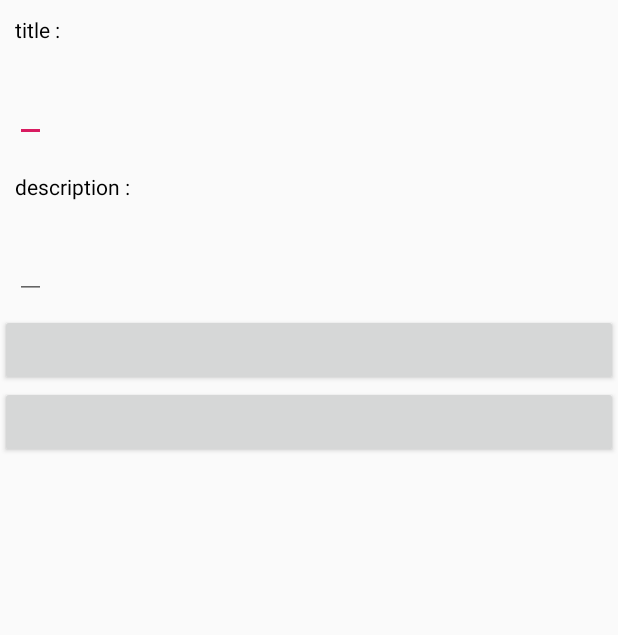
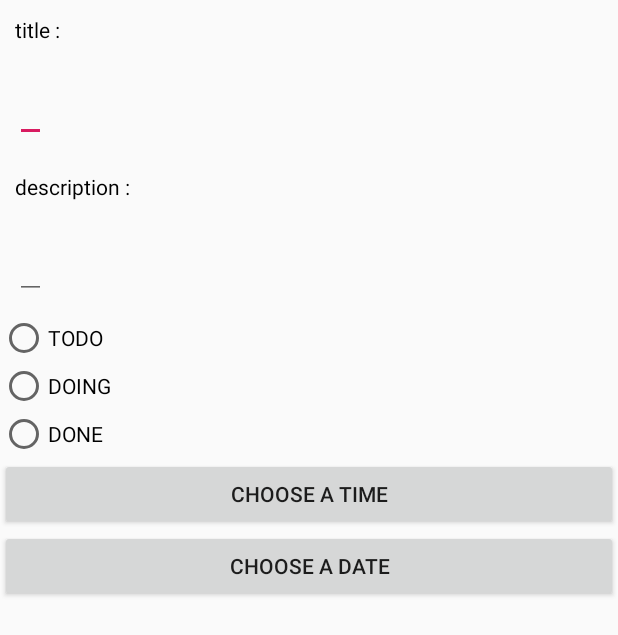
Before and after one commit to mahsakhaje/todoAplication, an Android app: the layout fragment_dialog_add_task.xml on its own in the app's theme, with its tools: preview values and no code run, on a phone screen of 412 x 824 dp. Shown: the top 635 px of the screen. Run offline under Robolectric (Android 15) with nearby library versions, the phone set to English and light mode, and no system bars.

Commit message:
customize view and set time

```diff
--- a/app/build.gradle
+++ b/app/build.gradle
@@ -37,4 +37,5 @@ dependencies {
     //noinspection GradleCompatible
     implementation 'com.android.support:design:28.0.0'
 
+
 }
--- a/app/src/main/res/layout/fragment_dialog_add_task.xml
+++ b/app/src/main/res/layout/fragment_dialog_add_task.xml
@@ -5,6 +5,65 @@
     android:layout_width="match_parent"
     android:layout_height="match_parent"
     tools:context=".DialogAddTask">
+
+    <Button
+        android:id="@+id/button_choose_time"
+        android:layout_width="match_parent"
+        android:layout_height="wrap_content"
+        android:layout_below="@id/radiogroop"
+        android:text="choose a time"></Button>
+
+    <Button
+        android:id="@+id/button_coose_date"
+        android:layout_width="match_parent"
+        android:layout_height="wrap_content"
+        android:layout_below="@id/button_choose_time"
+        android:text="choose a date"></Button>
+
+    <EditText
+        android:id="@+id/edittext_title_dialog"
+        android:layout_width="wrap_content"
+        android:layout_height="wrap_content"
+        android:layout_below="@id/titleTextView_dialog"
+
+        android:layout_margin="10dp">
+
+    </EditText>
+
+    <EditText
+        android:id="@+id/editText_decription_dialog"
+        android:layout_width="wrap_content"
+        android:layout_height="wrap_content"
+        android:layout_below="@id/descriptionTextView_dialog"
+
+        android:layout_margin="10dp"></EditText>
+
+    <RadioGroup
+        android:id="@+id/radiogroop"
+        android:layout_width="wrap_content"
+        android:layout_height="wrap_content"
+        android:layout_below="@id/editText_decription_dialog"
+        android:orientation="vertical">
+
+        <RadioButton
+            android:id="@+id/todoRadioBTN"
+            android:layout_width="match_parent"
+            android:layout_height="wrap_content"
+            android:text="TODO" />
+
+        <RadioButton
+            android:id="@+id/doingRadioButton"
+            android:layout_width="match_parent"
+            android:layout_height="wrap_content"
+            android:text="DOING" />
+
+        <RadioButton
+            android:id="@+id/doneRadioBTN"
+            android:layout_width="match_parent"
+            android:layout_height="wrap_content"
+            android:text="DONE" />
+
+    </RadioGroup>
 
     <TextView
         android:id="@+id/titleTextView_dialog"
@@ -16,45 +75,16 @@
 
 
     </TextView>
-    <EditText
-        android:layout_width="wrap_content"
-        android:layout_height="wrap_content"
-        android:layout_margin="10dp"
-        android:id="@+id/edittext_title_dialog"
 
-        android:layout_below="@id/titleTextView_dialog"
-        >
-
-    </EditText>
     <TextView
         android:id="@+id/descriptionTextView_dialog"
         android:layout_width="wrap_content"
         android:layout_height="wrap_content"
+        android:layout_below="@id/edittext_title_dialog"
         android:layout_margin="10dp"
         android:text="description : "
-        android:layout_below="@id/edittext_title_dialog"
         android:textColor="#000">
 
 
     </TextView>
-    <EditText
-        android:layout_width="wrap_content"
-        android:layout_height="wrap_content"
-        android:layout_margin="10dp"
-        android:id="@+id/editText_decription_dialog"
-
-        android:layout_below="@id/descriptionTextView_dialog"
-        ></EditText>
-    <Button
-    android:layout_width="match_parent"
-    android:layout_height="wrap_content"
-        android:id="@+id/button_choose_time"
-    android:layout_below="@id/editText_decription_dialog"
-    ></Button>
-    <Button
-        android:layout_width="match_parent"
-        android:layout_height="wrap_content"
-        android:id="@+id/button_coose_date"
-        android:layout_below="@id/button_choose_time"
-        ></Button>
 </RelativeLayout>
--- a/app/src/main/res/values/styles.xml
+++ b/app/src/main/res/values/styles.xml
@@ -7,5 +7,9 @@
         <item name="colorPrimaryDark">@color/colorPrimaryDark</item>
         <item name="colorAccent">@color/colorAccent</item>
     </style>
+    <style name="Widget.HW9.MaterialCardView" parent="Widget.MaterialComponents.CardView">
+        <item name="cardCornerRadius" >4dp</item>
+
+    </style>
 
 </resources>
```
Also changed, not shown: app/src/main/AndroidManifest.xml (+7 -0 lines), app/src/main/java/com/example/hw9/DialogAddTask.java (+68 -7 lines), app/src/main/java/com/example/hw9/TodoFragment.java (+43 -11 lines), app/src/main/java/model/RepositoryToDo.java (+18 -12 lines), app/src/main/java/model/TaskTodo.java (+13 -3 lines), app/src/main/res/layout/fragment_todo.xml (+23 -20 lines), app/src/main/res/layout/item_todo_layout.xml (deleted, +0 -36 lines).
